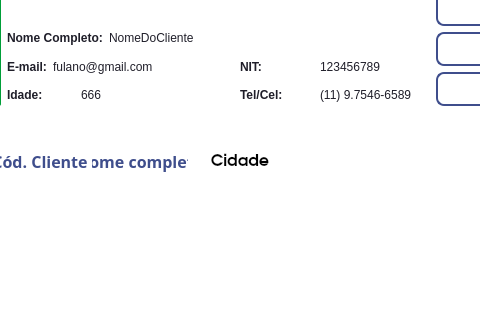
Before: the Qt Designer form Design/UI/buscaCliente.ui in newprev/PrevCliente, drawn with Qt 5; both pictures show x 285 to 765 and y 138 to 458 of the 1039 by 608 pixel window.
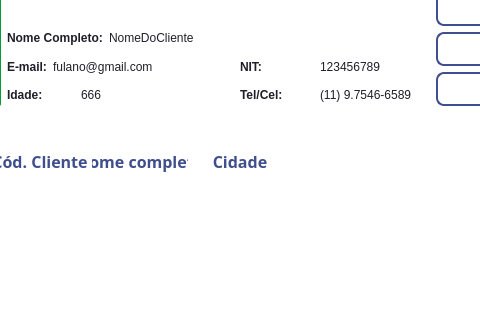
After: the same form once the commit is applied. Icons and pictures are not drawn.

Diff of the .ui file:
```diff
--- a/Design/UI/buscaCliente.ui
+++ b/Design/UI/buscaCliente.ui
@@ -967,7 +967,7 @@
           </property>
           <property name="font">
            <font>
-            <family>TeX Gyre Adventor</family>
+            <family>Avenir LT Std</family>
             <pointsize>12</pointsize>
             <weight>75</weight>
             <bold>true</bold>
@@ -984,7 +984,7 @@
            </color>
           </property>
           <property name="foreground">
-           <brush brushstyle="NoBrush">
+           <brush brushstyle="SolidPattern">
             <color alpha="255">
              <red>63</red>
              <green>78</green>
```
